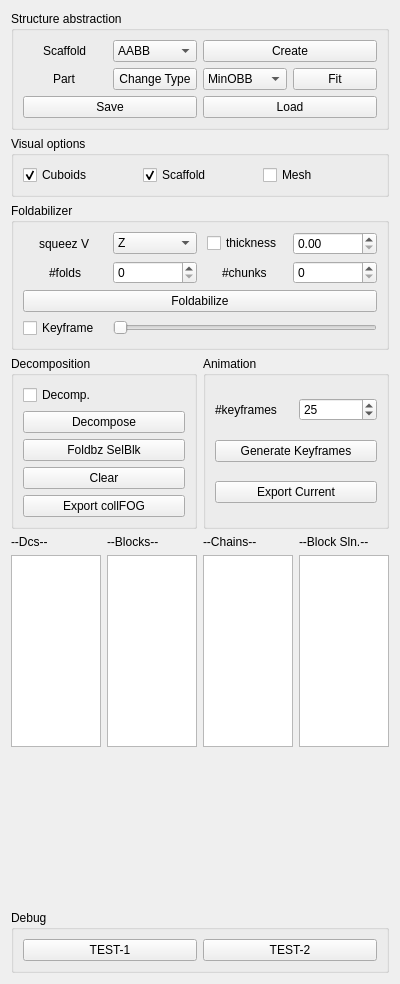
Before: the Qt Designer form FoldPlugin/FdWidget.ui in letienhung/fold-hcc, drawn with Qt 5.
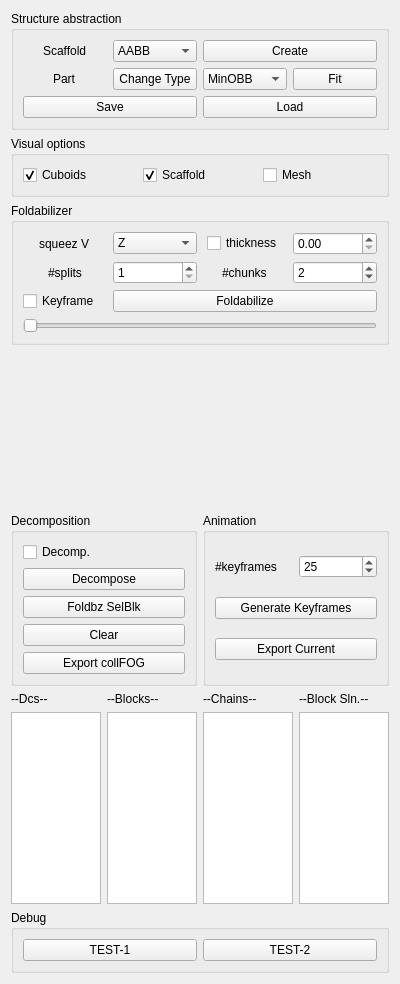
After: the same form once the commit is applied.

Commit message: added delete fold option

What changed in the file:
```diff
--- a/FoldPlugin/FdWidget.ui
+++ b/FoldPlugin/FdWidget.ui
@@ -26,24 +26,21 @@
    <string>Form</string>
   </property>
   <layout class="QGridLayout" name="gridLayout">
-   <item row="8" column="3">
-    <widget class="QListWidget" name="slnList"/>
-   </item>
    <item row="5" column="0" colspan="4">
     <widget class="QGroupBox" name="groupBox_3">
      <property name="title">
       <string>Foldabilizer</string>
      </property>
      <layout class="QGridLayout" name="gridLayout_4">
-      <item row="4" column="0" colspan="4">
-       <widget class="QPushButton" name="foldabilize">
-        <property name="text">
-         <string>Foldabilize</string>
-        </property>
-       </widget>
-      </item>
       <item row="2" column="1">
-       <widget class="QSpinBox" name="nbFolds"/>
+       <widget class="QSpinBox" name="nbSplits">
+        <property name="minimum">
+         <number>1</number>
+        </property>
+        <property name="maximum">
+         <number>3</number>
+        </property>
+       </widget>
       </item>
       <item row="1" column="0" alignment="Qt::AlignHCenter">
        <widget class="QLabel" name="label_6">
@@ -81,12 +78,22 @@
       <item row="2" column="0" alignment="Qt::AlignHCenter">
        <widget class="QLabel" name="label_3">
         <property name="text">
-         <string>#folds</string>
+         <string>#splits</string>
         </property>
        </widget>
       </item>
       <item row="2" column="3">
-       <widget class="QSpinBox" name="nbChunks"/>
+       <widget class="QSpinBox" name="nbChunks">
+        <property name="minimum">
+         <number>1</number>
+        </property>
+        <property name="maximum">
+         <number>5</number>
+        </property>
+        <property name="value">
+         <number>2</number>
+        </property>
+       </widget>
       </item>
       <item row="1" column="3">
        <widget class="QDoubleSpinBox" name="thickness"/>
@@ -98,14 +105,21 @@
         </property>
        </widget>
       </item>
-      <item row="5" column="0">
+      <item row="4" column="1" colspan="3">
+       <widget class="QPushButton" name="foldabilize">
+        <property name="text">
+         <string>Foldabilize</string>
+        </property>
+       </widget>
+      </item>
+      <item row="4" column="0">
        <widget class="QCheckBox" name="showKeyframe">
         <property name="text">
          <string>Keyframe</string>
         </property>
        </widget>
       </item>
-      <item row="5" column="1" colspan="3">
+      <item row="5" column="0" colspan="4">
        <widget class="QSlider" name="keyframeSlider">
         <property name="minimum">
          <number>0</number>
@@ -282,13 +296,7 @@
      </layout>
     </widget>
    </item>
-   <item row="8" column="1">
-    <widget class="QListWidget" name="layerList"/>
-   </item>
-   <item row="8" column="0">
-    <widget class="QListWidget" name="DcList"/>
-   </item>
-   <item row="6" column="0" colspan="2">
+   <item row="7" column="0" colspan="2">
     <widget class="QGroupBox" name="groupBox_9">
      <property name="title">
       <string>Decomposition</string>
@@ -332,7 +340,7 @@
      </layout>
     </widget>
    </item>
-   <item row="6" column="2" colspan="2">
+   <item row="7" column="2" colspan="2">
     <widget class="QGroupBox" name="groupBox_4">
      <property name="title">
       <string>Animation</string>
@@ -375,38 +383,47 @@
      </layout>
     </widget>
    </item>
-   <item row="7" column="2">
+   <item row="9" column="3">
+    <widget class="QListWidget" name="slnList"/>
+   </item>
+   <item row="9" column="1">
+    <widget class="QListWidget" name="layerList"/>
+   </item>
+   <item row="9" column="0">
+    <widget class="QListWidget" name="DcList"/>
+   </item>
+   <item row="8" column="2">
     <widget class="QLabel" name="label_9">
      <property name="text">
       <string>--Chains--</string>
      </property>
     </widget>
    </item>
-   <item row="8" column="2">
+   <item row="9" column="2">
     <widget class="QListWidget" name="chainList"/>
    </item>
-   <item row="7" column="0">
+   <item row="8" column="0">
     <widget class="QLabel" name="label_7">
      <property name="text">
       <string>--Dcs--</string>
      </property>
     </widget>
    </item>
-   <item row="7" column="1">
+   <item row="8" column="1">
     <widget class="QLabel" name="label_8">
      <property name="text">
       <string>--Blocks--</string>
      </property>
     </widget>
    </item>
-   <item row="7" column="3">
+   <item row="8" column="3">
     <widget class="QLabel" name="label_11">
      <property name="text">
       <string>--Block Sln.--</string>
      </property>
     </widget>
    </item>
-   <item row="11" column="0" colspan="4">
+   <item row="6" column="0" colspan="4">
     <spacer name="verticalSpacer">
      <property name="orientation">
       <enum>Qt::Vertical</enum>
```
Left out of the diff: 2 changed lines with no effect on the pictures. The commit also changes 8 other files.
